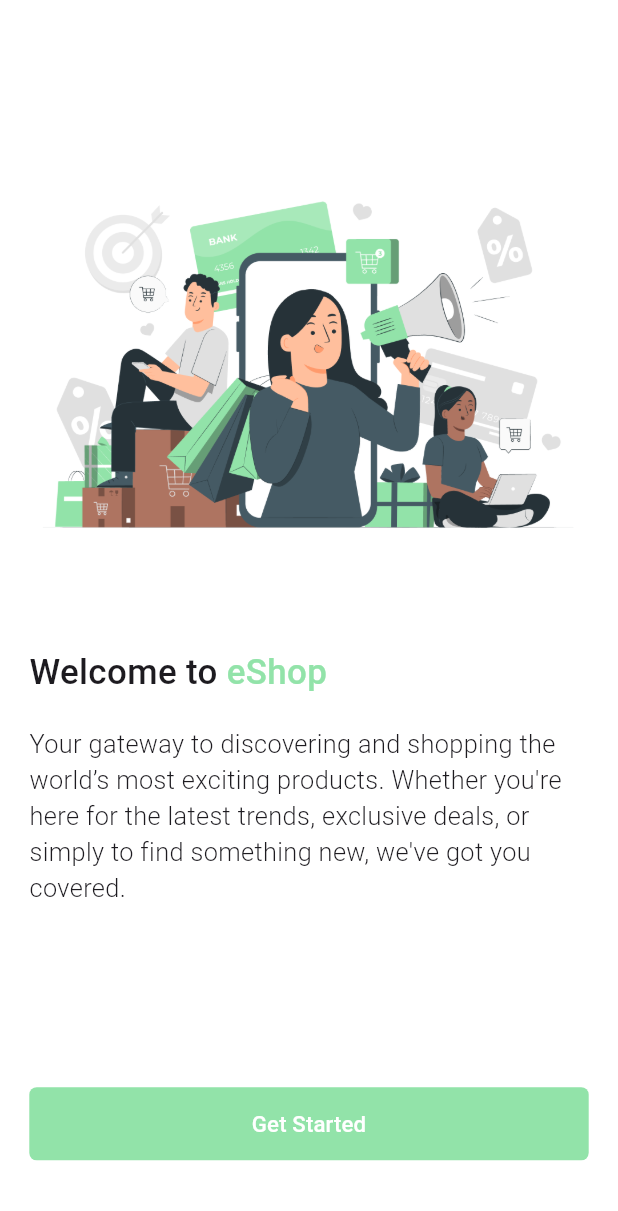
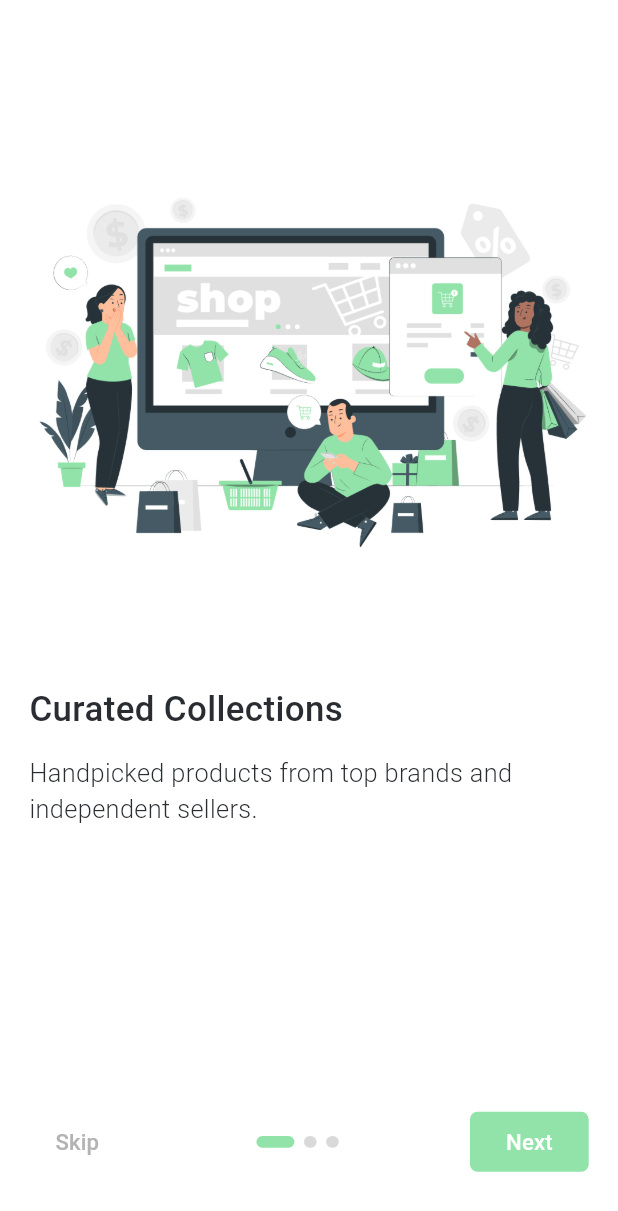
Before and after one commit to Odarteifx/ecommerce_app, a Flutter app: the screen it shows after launch, after a tap on "Get Started", on a phone screen of 412 x 824 dp. Shown: the top 1211 px of the screen. Run offline on Flutter 3.47's test engine with Material 3 defaults, Android fonts, the phone set to English and light mode, and no system bars; drawn by our look-alikes of smooth_page_indicator; our stand-ins replace firebase_core, flutter_screenutil, google_fonts; accounts and stored records are empty.

Commit message:
Added pageviews with indicator

```diff
--- a/lib/constants/colors.dart
+++ b/lib/constants/colors.dart
@@ -1,6 +1,7 @@
 import 'package:flutter/material.dart';
 
 class Appcolors {
+  static const Color backgroundColor = Colors.white;
   static const Color primaryColor = Color(0xFF92E3A9);
   static const Color textColor = Color(0xFF292D32); //text & appbar icons
   static const Color subtextColor =
--- a/lib/main.dart
+++ b/lib/main.dart
@@ -1,3 +1,4 @@
+import 'package:ecommerce_app/constants/colors.dart';
 import 'package:ecommerce_app/firebase_options.dart';
 import 'package:ecommerce_app/screens/onboarding.dart';
 import 'package:firebase_core/firebase_core.dart';
@@ -21,8 +22,10 @@ class MyApp extends StatelessWidget {
       builder: (context, child) => MaterialApp(
         title: 'eShop',
         theme: ThemeData(
-          textTheme: GoogleFonts.robotoTextTheme(),
-          colorScheme: ColorScheme.fromSeed(seedColor: const Color(0xFF92E3A9)),
+          textTheme: GoogleFonts.robotoTextTheme().apply(
+            bodyColor: Appcolors.textColor,
+          ),
+          colorScheme: ColorScheme.fromSeed(seedColor: Appcolors.primaryColor),
           useMaterial3: true,
         ),
         home: const MyHomePage(),
--- /dev/null
+++ b/lib/screens/eshop_pageview.dart
@@ -0,0 +1,109 @@
+import 'package:ecommerce_app/constants/colors.dart';
+import 'package:ecommerce_app/constants/eshop_typography.dart';
+import 'package:ecommerce_app/screens/pageview_one.dart';
+import 'package:ecommerce_app/screens/pageview_three.dart';
+import 'package:ecommerce_app/screens/pageview_two.dart';
+import 'package:flutter/material.dart';
+import 'package:flutter_screenutil/flutter_screenutil.dart';
+import 'package:google_fonts/google_fonts.dart';
+import 'package:smooth_page_indicator/smooth_page_indicator.dart';
+
+class EshopPageview extends StatefulWidget {
+  const EshopPageview({super.key});
+
+  @override
+  State<EshopPageview> createState() => _EshopPageviewState();
+}
+
+class _EshopPageviewState extends State<EshopPageview> {
+  final PageController _controller = PageController();
+
+  bool onlastpage = false;
+
+  @override
+  Widget build(BuildContext context) {
+    return Scaffold(
+      body: Stack(
+        children: [
+          PageView(
+            controller: _controller,
+            onPageChanged: (value) {
+              setState(() {
+                onlastpage = (value == 2);
+              });
+            },
+            children: const [
+              PageviewOne(),
+              PageviewTwo(),
+              PageviewThree(),
+            ],
+          ),
+          Padding(
+            padding: EdgeInsets.symmetric(horizontal: 20.h),
+            child: Container(
+                alignment: const Alignment(0, 0.9),
+                child: Row(
+                  mainAxisAlignment: MainAxisAlignment.spaceBetween,
+                  children: [
+                    onlastpage
+                        ? const TextButton(onPressed: null, child: Text(''))
+                        : TextButton(
+                            onPressed: () {
+                              _controller.jumpToPage(2);
+                            },
+                            child: Text(
+                              'Skip',
+                              style: GoogleFonts.roboto(
+                                  color: Appcolors.subtextColor,
+                                  fontSize: EshopTypography.signbody,
+                                  fontWeight: EshopFontweight.medium),
+                            )),
+                    SmoothPageIndicator(
+                      controller: _controller,
+                      count: 3,
+                      effect: ExpandingDotsEffect(
+                          dotColor: Appcolors.iconColor,
+                          activeDotColor: Appcolors.primaryColor,
+                          dotWidth: 8.w,
+                          dotHeight: 8.h,
+                          spacing: 6.w),
+                    ),
+                    onlastpage
+                        ? FilledButton(
+                            onPressed: () {
+                              //signIn page
+                            },
+                            style: FilledButton.styleFrom(
+                                backgroundColor: Appcolors.primaryColor,
+                                shape: RoundedRectangleBorder(
+                                    borderRadius: BorderRadius.circular(5))),
+                            child: Text(
+                              'Done',
+                              style: GoogleFonts.roboto(
+                                  fontWeight: EshopFontweight.medium,
+                                  fontSize: EshopTypography.signbody),
+                            ))
+                        : FilledButton(
+                            onPressed: () {
+                              _controller.nextPage(
+                                  duration: const Duration(milliseconds: 600),
+                                  curve: Curves.easeIn);
+                            },
+                            style: FilledButton.styleFrom(
+                                backgroundColor: Appcolors.primaryColor,
+                                shape: RoundedRectangleBorder(
+                                    borderRadius: BorderRadius.circular(5))),
+                            child: Text(
+                              'Next',
+                              style: GoogleFonts.roboto(
+                                  fontWeight: EshopFontweight.medium,
+                                  fontSize: EshopTypography.signbody),
+                            ))
+                  ],
+                )),
+          )
+        ],
+      ),
+    );
+  }
+}
--- a/lib/screens/onboarding.dart
+++ b/lib/screens/onboarding.dart
@@ -16,27 +16,11 @@ class Onboarding extends StatefulWidget {
 class _OnboardingState extends State<Onboarding> {
   @override
   void initState() {
-    Future.delayed(const Duration(milliseconds: 1000), () {
+    Future.delayed(const Duration(seconds: 2), () {
       Navigator.push(
           context,
-          PageRouteBuilder(
-            pageBuilder: (context, animation, secondaryAnimation) =>
-                const WelcomePage(),
-            transitionsBuilder:
-                (context, animation, secondaryAnimation, child) {
-              const begin = Offset(0.1, 0.0);
-              const end = Offset.zero;
-              const curve = Curves.easeIn;
-
-              var tween =
-                  Tween(begin: begin, end: end).chain(CurveTween(curve: curve));
-              var offsetAnimation = animation.drive(tween);
-
-              return SlideTransition(
-                position: offsetAnimation,
-                child: child,
-              );
-            },
+          MaterialPageRoute(
+            builder: (context) => const WelcomePage(),
           ));
     });
     super.initState();
--- /dev/null
+++ b/lib/screens/pageview_one.dart
@@ -0,0 +1,52 @@
+import 'package:ecommerce_app/constants/colors.dart';
+import 'package:ecommerce_app/constants/eshop_assets.dart';
+import 'package:ecommerce_app/widgets/eshop_widgets.dart';
+import 'package:flutter/material.dart';
+import 'package:flutter_screenutil/flutter_screenutil.dart';
+import 'package:google_fonts/google_fonts.dart';
+import '../constants/eshop_typography.dart';
+
+class PageviewOne extends StatelessWidget {
+  const PageviewOne({super.key});
+
+  @override
+  Widget build(BuildContext context) {
+    return Scaffold(
+      backgroundColor: Appcolors.backgroundColor,
+      body: Column(
+        mainAxisAlignment: MainAxisAlignment.start,
+        crossAxisAlignment: CrossAxisAlignment.start,
+        children: [
+          SizedBox(
+            height: 57.h,
+          ),
+          const OnboardingAsset(imagePath: EshopAssets.pageview1),
+          SizedBox(
+            height: 20.h,
+          ),
+          Padding(
+            padding: EdgeInsets.symmetric(horizontal: 20.h),
+            child: Text(
+              'Curated Collections',
+              style: GoogleFonts.roboto(
+                  fontSize: EshopTypography.heading2,
+                  fontWeight: EshopFontweight.medium),
+            ),
+          ),
+          SizedBox(
+            height: 15.h,
+          ),
+          Padding(
+            padding: EdgeInsets.symmetric(horizontal: 20.h),
+            child: Text(
+              'Handpicked products from top brands and independent sellers.',
+              style: GoogleFonts.roboto(
+                  fontSize: EshopTypography.onboadingbody,
+                  fontWeight: EshopFontweight.light),
+            ),
+          )
+        ],
+      ),
+    );
+  }
+}
--- a/lib/screens/welcome_page.dart
+++ b/lib/screens/welcome_page.dart
@@ -1,6 +1,7 @@
 import 'package:ecommerce_app/constants/colors.dart';
 import 'package:ecommerce_app/constants/eshop_assets.dart';
 import 'package:ecommerce_app/constants/eshop_typography.dart';
+import 'package:ecommerce_app/screens/eshop_pageview.dart';
 import 'package:ecommerce_app/widgets/eshop_widgets.dart';
 import 'package:flutter/material.dart';
 import 'package:flutter_screenutil/flutter_screenutil.dart';
@@ -12,7 +13,7 @@ class WelcomePage extends StatelessWidget {
   @override
   Widget build(BuildContext context) {
     return Scaffold(
-      backgroundColor: Colors.white,
+      backgroundColor: Appcolors.backgroundColor,
       body: Column(
         mainAxisAlignment: MainAxisAlignment.center,
         crossAxisAlignment: CrossAxisAlignment.start,
@@ -68,7 +69,11 @@ class WelcomePage extends StatelessWidget {
                         borderRadius: BorderRadius.circular(5)),
                     backgroundColor: Appcolors.primaryColor),
                 onPressed: () {
-                  //action
+                  Navigator.push(
+                      context,
+                      MaterialPageRoute(
+                        builder: (context) => const EshopPageview(),
+                      ));
                 },
                 child: Text(
                   'Get Started',
--- a/pubspec.yaml
+++ b/pubspec.yaml
@@ -39,6 +39,7 @@ dependencies:
   google_fonts: ^6.2.1
   flutter_screenutil: ^5.9.3
   iconsax: ^0.0.8
+  smooth_page_indicator: ^1.2.0+3
 
 dev_dependencies:
   flutter_test:
```
Also changed, not shown: lib/screens/pageview_three.dart (added, +52 -0 lines), lib/screens/pageview_two.dart (added, +52 -0 lines), pubspec.lock.
